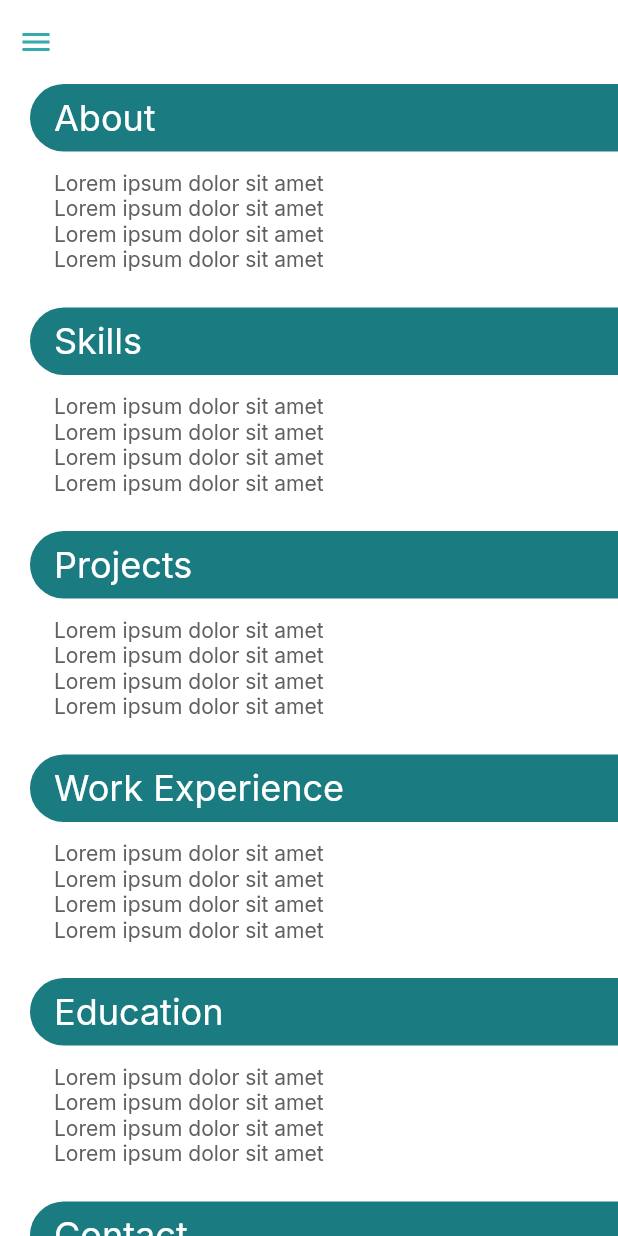
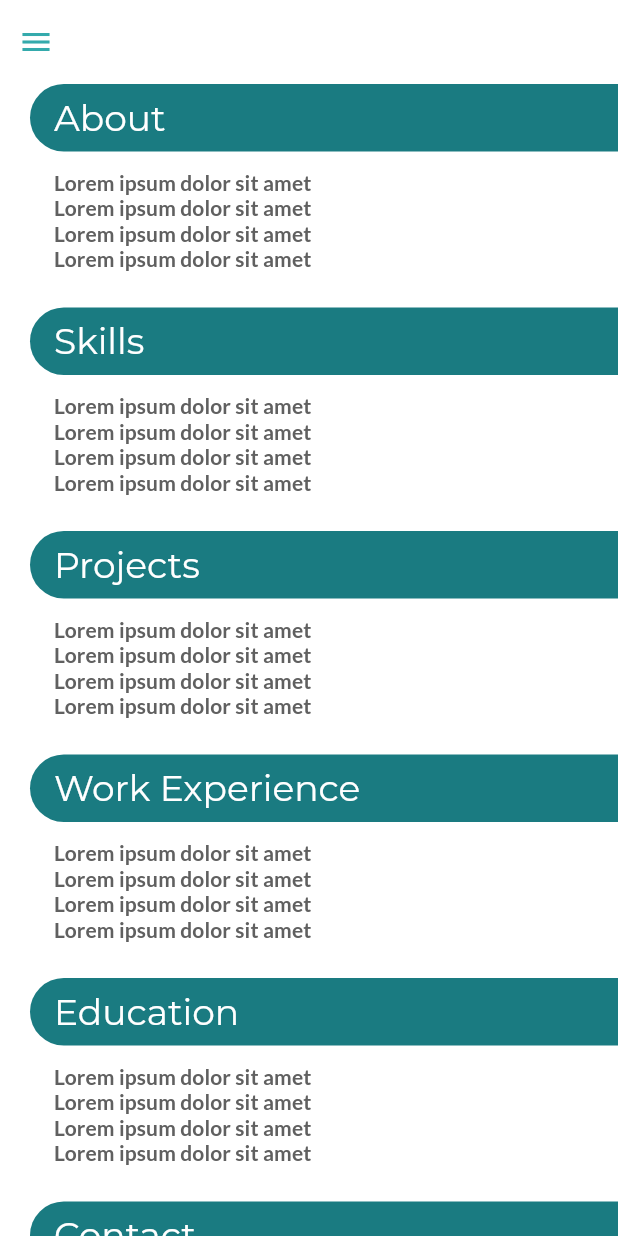
Before and after one commit to husainazkas/portfolio, a Flutter app: the screen it shows after launch, on a phone screen of 412 x 824 dp. Run offline on Flutter 3.47's test engine with Material 2 defaults, Android fonts, the phone set to English and light mode, and no system bars; our stand-ins replace cached_network_image, flutter_bloc, freezed_annotation, go_router, google_fonts.

Commit message:
update text theme

```diff
--- a/lib/presentation/pages/home/home_page.dart
+++ b/lib/presentation/pages/home/home_page.dart
@@ -121,18 +121,31 @@ class HomeBody extends StatelessWidget {
 
   @override
   Widget build(BuildContext context) {
+    final theme = Theme.of(context);
     return Padding(
       padding: const EdgeInsets.symmetric(vertical: 38.0),
       child: Column(
         children: HomePage._sections
             .map((e) => Section(
                   title: e.label,
-                  children: const [
-                    Text('Lorem ipsum dolor sit amet'),
-                    Text('Lorem ipsum dolor sit amet'),
-                    Text('Lorem ipsum dolor sit amet'),
-                    Text('Lorem ipsum dolor sit amet'),
-                    SizedBox(height: 24.0),
+                  children: [
+                    Text(
+                      'Lorem ipsum dolor sit amet',
+                      style: theme.textTheme.subtitle2,
+                    ),
+                    Text(
+                      'Lorem ipsum dolor sit amet',
+                      style: theme.textTheme.subtitle2,
+                    ),
+                    Text(
+                      'Lorem ipsum dolor sit amet',
+                      style: theme.textTheme.subtitle2,
+                    ),
+                    Text(
+                      'Lorem ipsum dolor sit amet',
+                      style: theme.textTheme.subtitle2,
+                    ),
+                    const SizedBox(height: 24.0),
                   ],
                 ))
             .toList(),
--- a/lib/presentation/resources/theme.dart
+++ b/lib/presentation/resources/theme.dart
@@ -236,9 +236,16 @@ class AppTheme {
       );
 
   static TextTheme _buildTextTheme(ThemeData base) {
-    return GoogleFonts.interTextTheme().apply(
-      displayColor: base.colorScheme.onBackground,
-      bodyColor: base.colorScheme.onBackground,
-    );
+    final lato = GoogleFonts.lato().copyWith(fontWeight: FontWeight.w600);
+    return GoogleFonts.montserratTextTheme()
+        .copyWith(
+          subtitle1: base.textTheme.subtitle1?.merge(lato) ?? lato,
+          subtitle2: base.textTheme.subtitle2?.merge(lato) ?? lato,
+          caption: base.textTheme.caption?.merge(lato) ?? lato,
+        )
+        .apply(
+          displayColor: base.colorScheme.onBackground,
+          bodyColor: base.colorScheme.onBackground,
+        );
   }
 }
```
